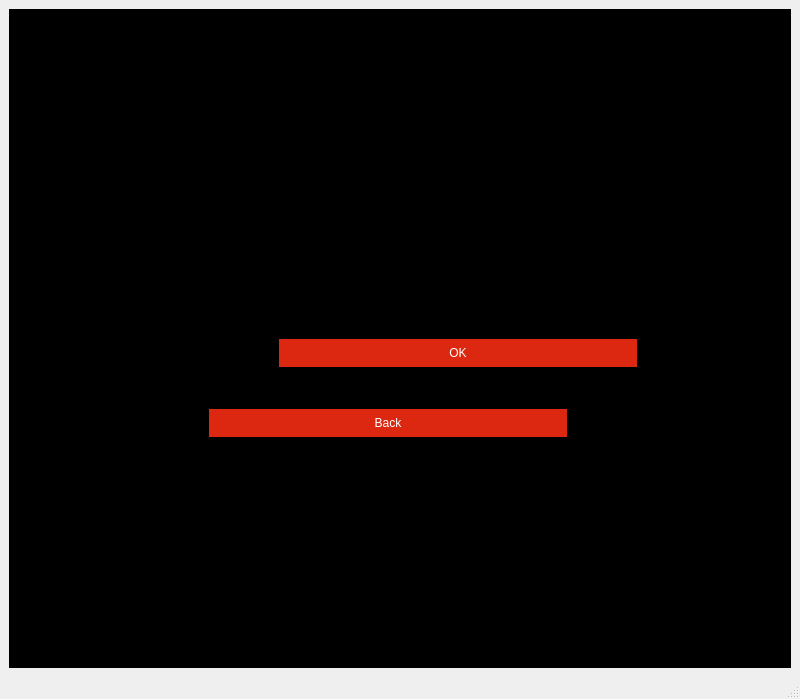
Qt form Log/mainwindow.ui (Ragab21/AI-XO) before a commit.
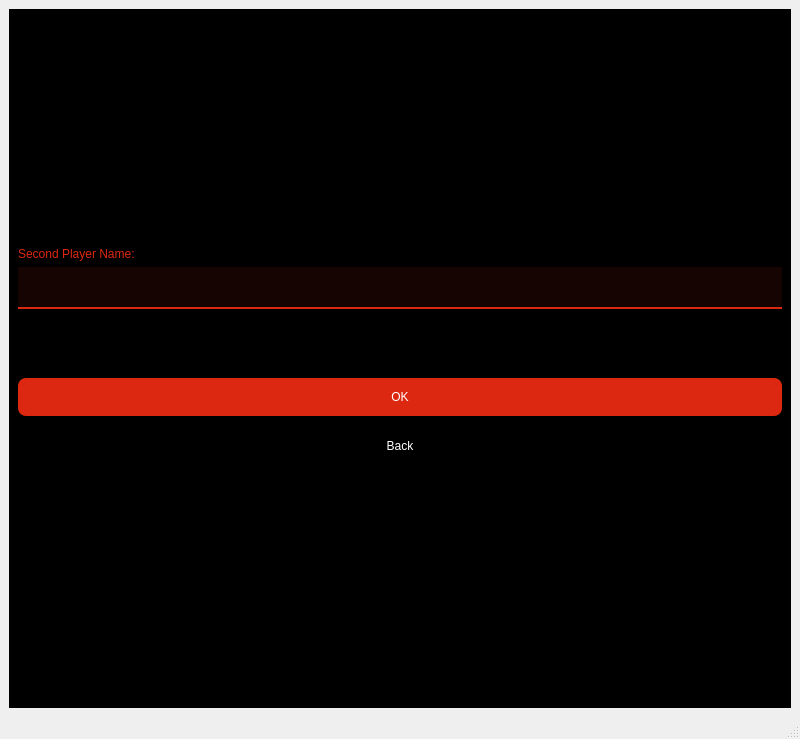
The same form after that commit. The open tabs and pages were chosen to show the change.

```diff
--- a/Log/mainwindow.ui
+++ b/Log/mainwindow.ui
@@ -7,7 +7,7 @@
     <x>0</x>
     <y>0</y>
     <width>800</width>
-    <height>699</height>
+    <height>739</height>
    </rect>
   </property>
   <property name="windowTitle">
@@ -809,57 +809,110 @@
        </layout>
       </widget>
       <widget class="QWidget" name="Player2_Page">
+       <layout class="QFormLayout" name="formLayout_2">
+        <item row="1" column="0" colspan="2">
+         <layout class="QGridLayout" name="gridLayout_9">
+          <item row="2" column="0">
+           <spacer name="verticalSpacer_17">
+            <property name="orientation">
+             <enum>Qt::Vertical</enum>
+            </property>
+            <property name="sizeHint" stdset="0">
+             <size>
+              <width>20</width>
+              <height>40</height>
+             </size>
+            </property>
+           </spacer>
+          </item>
+          <item row="4" column="0">
+           <widget class="QPushButton" name="Player2_backb">
+            <property name="styleSheet">
+             <string notr="true">color: rgb(255, 255, 255);
+background-color: rgb(0, 0, 0);
+border: none;
+font: 12pt &quot;My Puma&quot;;
+padding: 12px 15px;
+border-radius: 8px;
+margin-bottom: 5px;
+cursor: pointer</string>
+            </property>
+            <property name="text">
+             <string>Back</string>
+            </property>
+           </widget>
+          </item>
+          <item row="1" column="0">
        <widget class="QLineEdit" name="Player2_lineedit">
-        <property name="geometry">
-         <rect>
-          <x>140</x>
-          <y>250</y>
-          <width>592</width>
-          <height>28</height>
-         </rect>
-        </property>
         <property name="styleSheet">
-         <string notr="true"/>
-        </property>
-       </widget>
+             <string notr="true">font: 12pt &quot;My Puma&quot;;
+padding: 12px 15px;
+border: none;
+border-bottom: 2px solid rgb(220, 40, 16);
+color: #fff;
+background-color: rgba(220, 40, 16, 0.1);
+margin-bottom: 5px</string>
+            </property>
+           </widget>
+          </item>
+          <item row="3" column="0">
        <widget class="QPushButton" name="pushButton_SignUp_2">
-        <property name="geometry">
-         <rect>
-          <x>270</x>
-          <y>330</y>
-          <width>358</width>
-          <height>28</height>
-         </rect>
-        </property>
         <property name="styleSheet">
          <string notr="true">color: rgb(255, 255, 255);
 background-color: rgb(220, 40, 16);
 border: none;
-font: 14pt &quot;My Puma&quot;;</string>
+font: 12pt &quot;My Puma&quot;;
+padding: 12px 15px;
+border-radius: 8px;
+margin-bottom: 5px;
+cursor: pointer</string>
         </property>
         <property name="text">
          <string>OK</string>
         </property>
        </widget>
-       <widget class="QPushButton" name="Player2_backb">
-        <property name="geometry">
-         <rect>
-          <x>200</x>
-          <y>400</y>
-          <width>358</width>
-          <height>28</height>
-         </rect>
-        </property>
+          </item>
+          <item row="0" column="0">
+           <widget class="QLabel" name="label_2">
         <property name="styleSheet">
-         <string notr="true">color: rgb(255, 255, 255);
-background-color: rgb(220, 40, 16);
-border: none;
-font: 14pt &quot;My Puma&quot;;</string>
+             <string notr="true">
+font: 12pt &quot;My Puma&quot;;
+color: rgb(220, 40, 16)</string>
         </property>
         <property name="text">
-         <string>Back</string>
-        </property>
-       </widget>
+             <string>Second Player Name:</string>
+            </property>
+           </widget>
+          </item>
+         </layout>
+        </item>
+        <item row="2" column="1">
+         <spacer name="verticalSpacer_18">
+          <property name="orientation">
+           <enum>Qt::Vertical</enum>
+          </property>
+          <property name="sizeHint" stdset="0">
+           <size>
+            <width>746</width>
+            <height>174</height>
+           </size>
+          </property>
+         </spacer>
+        </item>
+        <item row="0" column="1">
+         <spacer name="verticalSpacer_16">
+          <property name="orientation">
+           <enum>Qt::Vertical</enum>
+          </property>
+          <property name="sizeHint" stdset="0">
+           <size>
+            <width>20</width>
+            <height>128</height>
+           </size>
+          </property>
+         </spacer>
+        </item>
+       </layout>
       </widget>
       <widget class="QWidget" name="Game_Page">
        <property name="styleSheet">
```
Left out of the diff: 205 changed lines with no effect on the pictures. Lines whose indentation alone changed are shown as unchanged.
